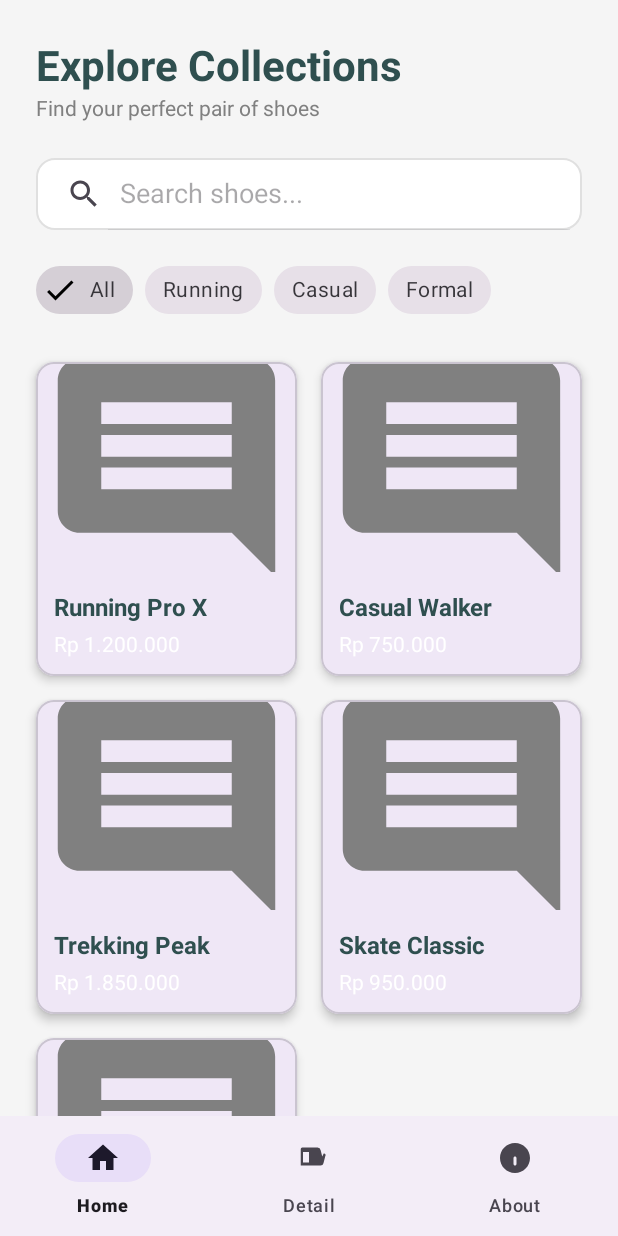
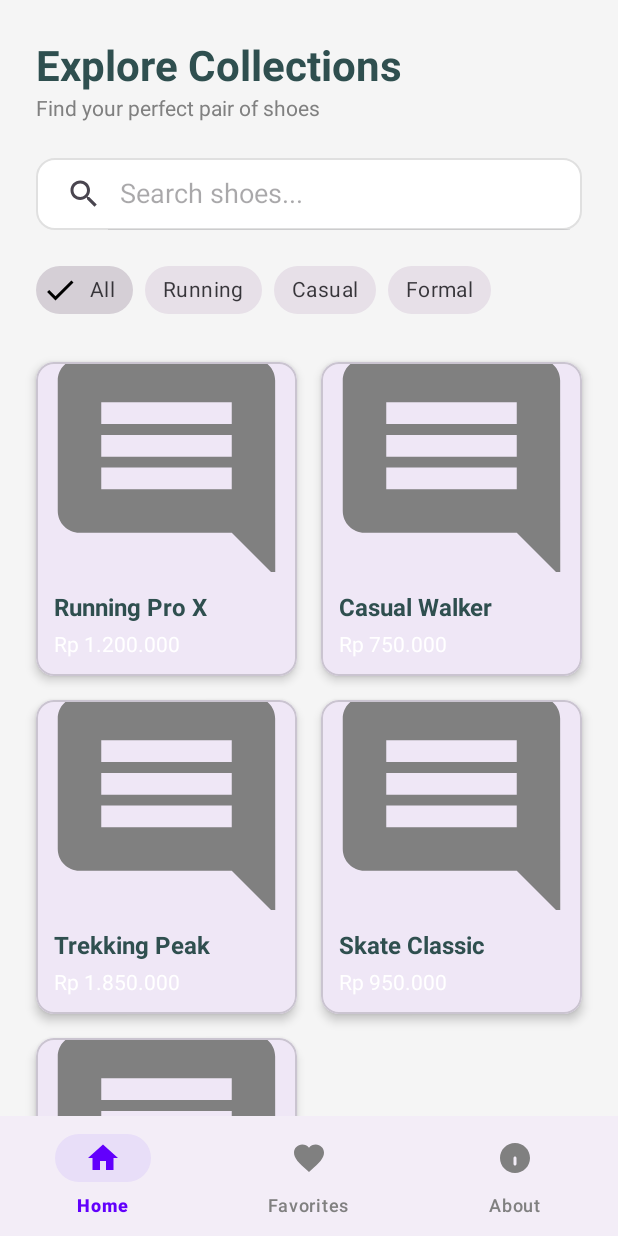
Before and after one commit to wahyualif23014/shoesappduo, an Android app: the screen it shows after launch (MainActivity), on a phone screen of 412 x 824 dp. Run offline under Robolectric (Android 15) with nearby library versions, the phone set to English and light mode, and no system bars; our stand-ins replace navigation-ui; pictures from the network do not load.

Commit message:
home boss

```diff
--- a/app/src/main/java/com/example/shoesappduo/ui/adapter/ShoeAdapter.kt
+++ b/app/src/main/java/com/example/shoesappduo/ui/adapter/ShoeAdapter.kt
@@ -10,12 +10,10 @@ import com.example.shoesappduo.R
 import com.example.shoesappduo.data.model.Shoe
 import com.example.shoesappduo.databinding.ItemRowShoeBinding
 
-// Mengganti RecyclerView.Adapter menjadi ListAdapter
 class ShoeAdapter(
     private val onItemClick: (Shoe) -> Unit
 ) : ListAdapter<Shoe, ShoeAdapter.ShoeViewHolder>(ShoeDiffCallback()) {
 
-    // ViewHolder tidak berubah
     inner class ShoeViewHolder(private val binding: ItemRowShoeBinding) : RecyclerView.ViewHolder(binding.root) {
         fun bind(shoe: Shoe) {
             binding.tvItemName.text = shoe.name
--- /dev/null
+++ b/app/src/main/res/color/bottom_nav_item_color.xml
@@ -0,0 +1,5 @@
+<?xml version="1.0" encoding="utf-8"?>
+<selector xmlns:android="http://schemas.android.com/apk/res/android">
+    <item android:color="@color/purple_500" android:state_checked="true" />
+    <item android:color="#808080" />
+</selector>
--- /dev/null
+++ b/app/src/main/res/drawable/ic_favorites.xml
@@ -0,0 +1,10 @@
+<vector xmlns:android="http://schemas.android.com/apk/res/android"
+    android:width="24dp"
+    android:height="24dp"
+    android:viewportWidth="24"
+    android:viewportHeight="24"
+    android:tint="?attr/colorControlNormal">
+    <path
+        android:fillColor="@android:color/white"
+        android:pathData="M12,21.35l-1.45,-1.32C5.4,15.36 2,12.28 2,8.5 2,5.42 4.42,3 7.5,3c1.74,0 3.41,0.81 4.5,2.09C13.09,3.81 14.76,3 16.5,3 19.58,3 22,5.42 22,8.5c0,3.78 -3.4,6.86 -8.55,11.54L12,21.35z"/>
+</vector>
--- a/app/src/main/res/layout/activity_main.xml
+++ b/app/src/main/res/layout/activity_main.xml
@@ -22,9 +22,15 @@
         android:id="@+id/bottom_nav_view"
         android:layout_width="0dp"
         android:layout_height="wrap_content"
+
         app:layout_constraintBottom_toBottomOf="parent"
         app:layout_constraintEnd_toEndOf="parent"
         app:layout_constraintStart_toStartOf="parent"
-        app:menu="@menu/bottom_nav_menu" />
+
+        app:menu="@menu/bottom_nav_menu"
+
+        app:itemIconTint="@color/bottom_nav_item_color"
+        app:itemTextColor="@color/bottom_nav_item_color"
+        app:labelVisibilityMode="labeled" />
 
 </androidx.constraintlayout.widget.ConstraintLayout>
--- a/app/src/main/res/menu/bottom_nav_menu.xml
+++ b/app/src/main/res/menu/bottom_nav_menu.xml
@@ -7,9 +7,9 @@
         android:title="Home" />
 
     <item
-        android:id="@+id/detailFragment"
-        android:icon="@drawable/ic_shoe"
-        android:title="Detail" />
+        android:id="@+id/favoritesFragment"
+        android:icon="@drawable/ic_favorites"
+        android:title="Favorites" />
 
     <item
         android:id="@+id/aboutFragment"
--- a/app/src/main/res/values/colors.xml
+++ b/app/src/main/res/values/colors.xml
@@ -2,4 +2,5 @@
 <resources>
     <color name="black">#FF000000</color>
     <color name="white">#FFFFFFFF</color>
+    <color name="purple_500">#FF6200FC</color>
 </resources>
```
